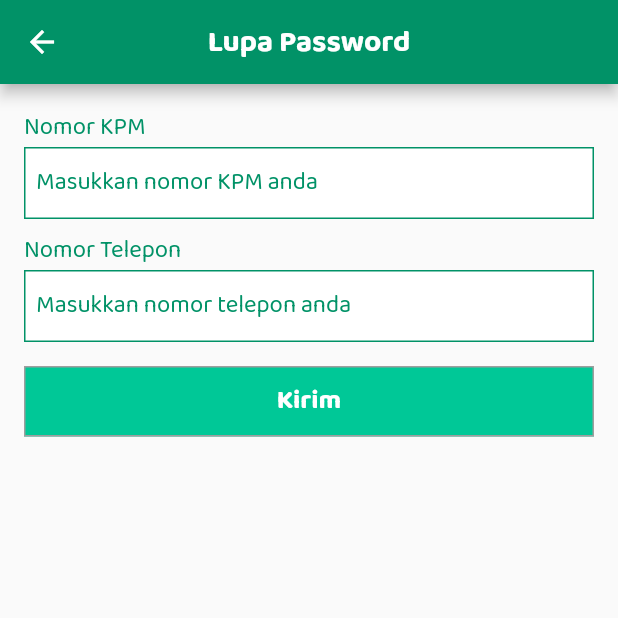
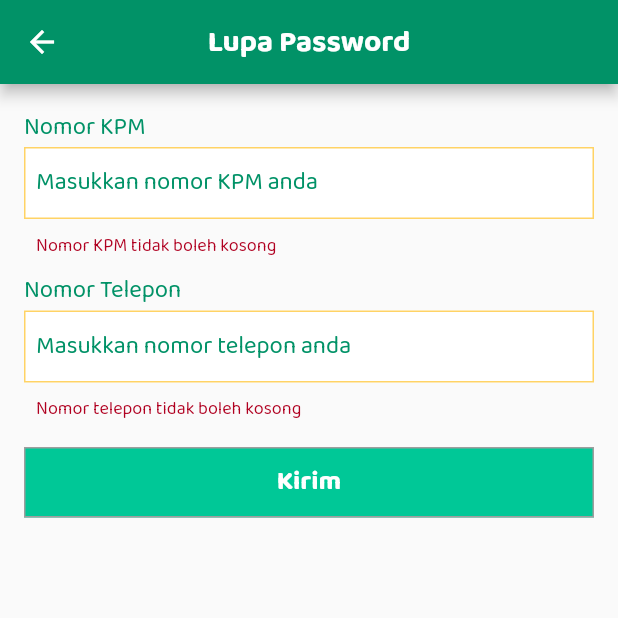
Before and after one commit to rahmanpsg/flutter-ewarong, a Flutter app: the LupaPasswordView screen opened by its route, after a tap on "Kirim", on a phone screen of 412 x 824 dp, the top half of it. Run offline on Flutter 3.47's test engine with Material 2 defaults, Android fonts, the phone set to English and light mode, and no system bars; our stand-ins replace animated_splash_screen, dio, get, get_storage, google_nav_bar, image_picker and 4 more; accounts and stored records are empty; network calls fail.

Commit message:
add lupa password

```diff
--- a/lib/app/data/services/auth_service.dart
+++ b/lib/app/data/services/auth_service.dart
@@ -24,9 +24,9 @@ class AuthService {
     throw response;
   }
 
-  Future<UserModel> login(String ktm, String password) async {
+  Future<UserModel> login(String kpm, String password) async {
     final response = await _apiClient.postData('/auth/login', {
-      'ktm': ktm,
+      'kpm': kpm,
       'password': password,
     });
 
@@ -64,4 +64,15 @@ class AuthService {
 
     throw response;
   }
+
+  Future<ApiResponseModel> lupaPassword(String kpm, String telpon) async {
+    final response = await _apiClient.postData('/auth/lupaPassword', {
+      'kpm': kpm,
+      'telpon': telpon,
+    });
+
+    if (!response.error) return response;
+
+    throw response;
+  }
 }
--- a/lib/app/modules/auth/lupa_password/controllers/lupa_password_controller.dart
+++ b/lib/app/modules/auth/lupa_password/controllers/lupa_password_controller.dart
@@ -1,18 +1,46 @@
+import 'package:e_warong/app/data/models/api_response_model.dart';
+import 'package:e_warong/app/data/services/auth_service.dart';
 import 'package:flutter/material.dart';
 import 'package:get/get.dart';
 
 class LupaPasswordController extends GetxController {
   final RxBool isLoading = false.obs;
 
+  final AuthService _authService = AuthService();
+
   final GlobalKey<FormState> formKey = GlobalKey<FormState>();
 
-  final kpmController = TextEditingController();
-  final telpController = TextEditingController();
+  final TextEditingController kpmController = TextEditingController();
+  final TextEditingController telpController = TextEditingController();
 
-  @override
-  void onInit() {
-    super.onInit();
+  void kirim() async {
+    if (formKey.currentState?.validate() != true) return;
+
+    try {
+      isLoading.value = true;
+
+      final response = await _authService.lupaPassword(
+          kpmController.text, telpController.text);
+
+      if (response.error) {
+        Get.snackbar(
+          'Gagal',
+          response.message,
+          backgroundColor: Colors.red,
+          colorText: Colors.white,
+        );
+      } else {
+        Get.snackbar(
+          'Berhasil',
+          response.message,
+        );
+      }
+    } on String catch (err) {
+      Get.snackbar('Informasi', err);
+    } on ApiResponseModel catch (res) {
+      Get.snackbar('Informasi', res.errorMessage);
+    }
+
+    isLoading.value = false;
   }
-
-  void kirim() async {}
 }
--- a/lib/app/modules/auth/lupa_password/views/lupa_password_view.dart
+++ b/lib/app/modules/auth/lupa_password/views/lupa_password_view.dart
@@ -44,7 +44,7 @@ class LupaPasswordView extends GetView<LupaPasswordController> {
                 style: primaryTextStyle.copyWith(fontSize: 16),
               ),
               CustomTextField(
-                controller: controller.kpmController,
+                controller: controller.telpController,
                 hintText: "Masukkan nomor telepon anda",
                 keyboardType: TextInputType.phone,
                 validator: (val) {
@@ -55,11 +55,13 @@ class LupaPasswordView extends GetView<LupaPasswordController> {
                 },
               ),
               const SizedBox(height: 16),
-              CustomSubmitButton(
-                text: "Kirim",
-                onSubmit: controller.kirim,
-                isLoading: controller.isLoading.value,
-              ),
+              Obx(() {
+                return CustomSubmitButton(
+                  text: "Kirim",
+                  onSubmit: controller.kirim,
+                  isLoading: controller.isLoading.value,
+                );
+              }),
             ],
           ),
         ),
```
Also changed, not shown: lib/app/data/api/api_client.dart (+5 -5 lines), lib/app/modules/common/detail_pesanan/views/detail_pesanan_view.dart (+9 -29 lines).
